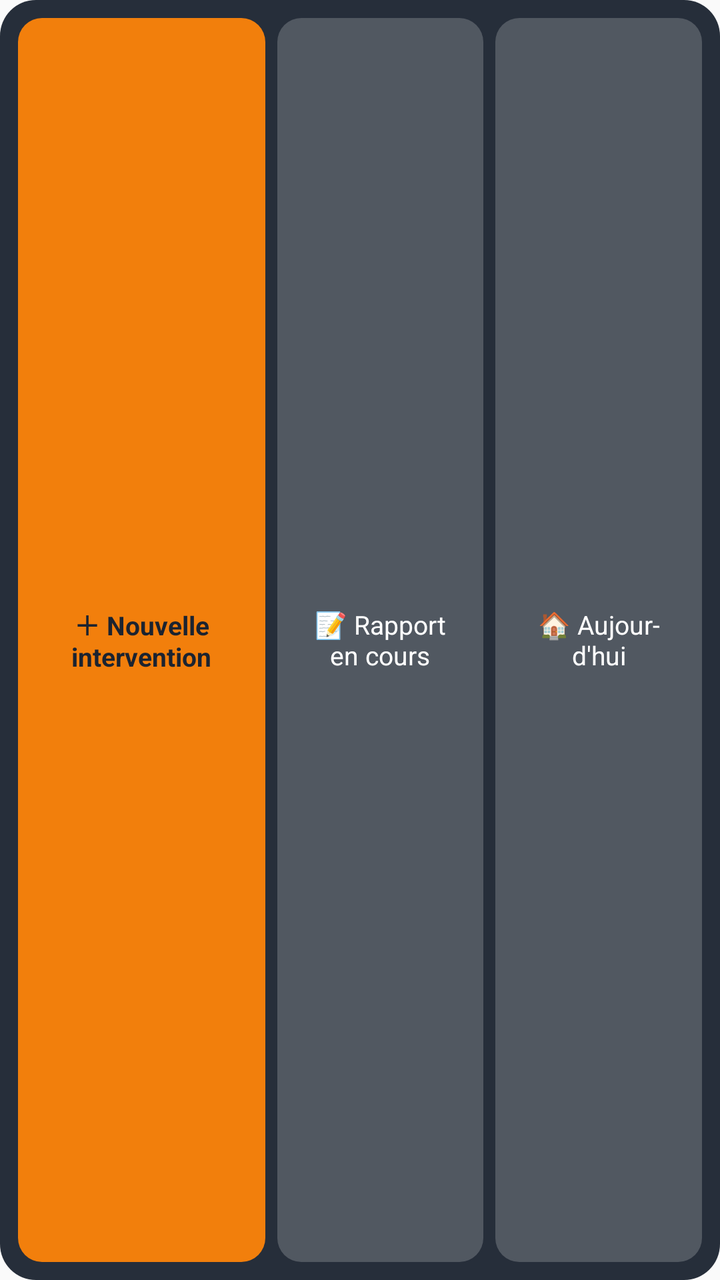
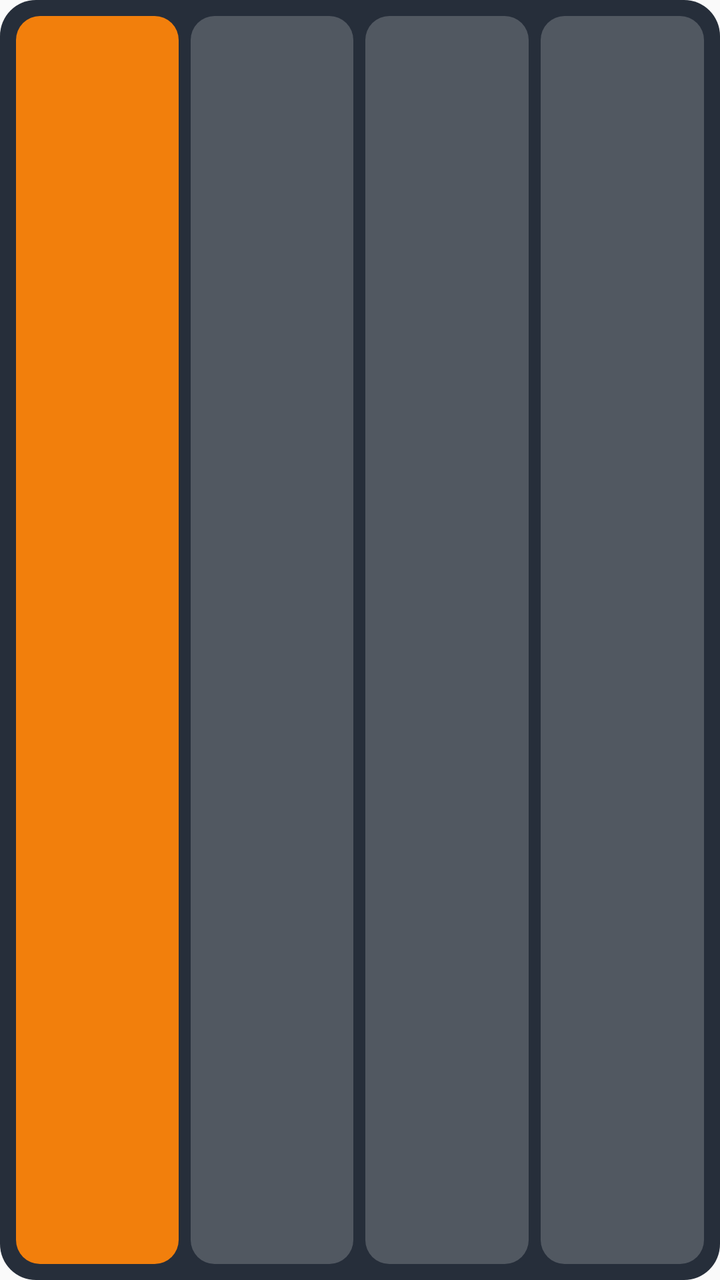

Before-and-after screenshots of an Android layout around one commit, followed by the original layout XML and the change that was made.
<!-- AndroidManifest.xml: application theme android:Theme.Material.Light.NoActionBar -->
<!-- res/layout/widget.xml -->
<?xml version="1.0" encoding="utf-8"?>
<LinearLayout xmlns:android="http://schemas.android.com/apk/res/android"
    android:layout_width="match_parent" android:layout_height="match_parent"
    android:orientation="horizontal" android:padding="6dp" android:background="@drawable/w_bg" android:gravity="center_vertical">
    <TextView android:id="@+id/w_new" android:layout_width="0dp" android:layout_height="match_parent" android:layout_weight="1.2"
        android:layout_margin="3dp" android:background="@drawable/w_btn" android:gravity="center" android:text="＋ Nouvelle\nintervention"
        android:textColor="#1B2330" android:textStyle="bold" android:textSize="13sp" />
    <TextView android:id="@+id/w_cur" android:layout_width="0dp" android:layout_height="match_parent" android:layout_weight="1"
        android:layout_margin="3dp" android:background="@drawable/w_btn2" android:gravity="center" android:text="📝 Rapport\nen cours"
        android:textColor="#FFFFFF" android:textSize="13sp" />
    <TextView android:id="@+id/w_today" android:layout_width="0dp" android:layout_height="match_parent" android:layout_weight="1"
        android:layout_margin="3dp" android:background="@drawable/w_btn2" android:gravity="center" android:text="🏠 Aujour-\nd'hui"
        android:textColor="#FFFFFF" android:textSize="13sp" />
</LinearLayout>
<!-- resources referenced by this layout -->
<resources>
  <!-- drawable w_bg (drawable) -->
  <?xml version="1.0" encoding="utf-8"?>
  <shape xmlns:android="http://schemas.android.com/apk/res/android" android:shape="rectangle">
      <solid android:color="#F21B2330" />
      <corners android:radius="18dp" />
  </shape>
  <!-- drawable w_btn (drawable) -->
  <?xml version="1.0" encoding="utf-8"?>
  <shape xmlns:android="http://schemas.android.com/apk/res/android" android:shape="rectangle">
      <solid android:color="#F27F0C" />
      <corners android:radius="12dp" />
  </shape>
  <!-- drawable w_btn2 (drawable) -->
  <?xml version="1.0" encoding="utf-8"?>
  <shape xmlns:android="http://schemas.android.com/apk/res/android" android:shape="rectangle">
      <solid android:color="#33FFFFFF" />
      <corners android:radius="12dp" />
  </shape>
</resources>

<!-- the commit's change to res/layout/widget.xml (unified diff, before → after) -->
@@ -1,14 +1,33 @@
 <?xml version="1.0" encoding="utf-8"?>
 <LinearLayout xmlns:android="http://schemas.android.com/apk/res/android"
     android:layout_width="match_parent" android:layout_height="match_parent"
-    android:orientation="horizontal" android:padding="6dp" android:background="@drawable/w_bg" android:gravity="center_vertical">
-    <TextView android:id="@+id/w_new" android:layout_width="0dp" android:layout_height="match_parent" android:layout_weight="1.2"
-        android:layout_margin="3dp" android:background="@drawable/w_btn" android:gravity="center" android:text="＋ Nouvelle\nintervention"
-        android:textColor="#1B2330" android:textStyle="bold" android:textSize="13sp" />
-    <TextView android:id="@+id/w_cur" android:layout_width="0dp" android:layout_height="match_parent" android:layout_weight="1"
-        android:layout_margin="3dp" android:background="@drawable/w_btn2" android:gravity="center" android:text="📝 Rapport\nen cours"
-        android:textColor="#FFFFFF" android:textSize="13sp" />
-    <TextView android:id="@+id/w_today" android:layout_width="0dp" android:layout_height="match_parent" android:layout_weight="1"
-        android:layout_margin="3dp" android:background="@drawable/w_btn2" android:gravity="center" android:text="🏠 Aujour-\nd'hui"
-        android:textColor="#FFFFFF" android:textSize="13sp" />
+    android:orientation="vertical" android:padding="5dp" android:background="@drawable/w_bg">
+    <LinearLayout android:id="@+id/w_r1" android:layout_width="match_parent" android:layout_height="0dp" android:layout_weight="1" android:orientation="horizontal">
+        <TextView android:id="@+id/w_0" android:layout_width="0dp" android:layout_height="match_parent" android:layout_weight="1"
+            android:layout_margin="3dp" android:background="@drawable/w_btn" android:gravity="center" android:padding="2dp"
+            android:textColor="#1B2330" android:textStyle="bold" android:textSize="12sp" android:maxLines="3" android:ellipsize="end" />
+        <TextView android:id="@+id/w_1" android:layout_width="0dp" android:layout_height="match_parent" android:layout_weight="1"
+            android:layout_margin="3dp" android:background="@drawable/w_btn2" android:gravity="center" android:padding="2dp"
+            android:textColor="#FFFFFF" android:textSize="12sp" android:maxLines="3" android:ellipsize="end" />
+        <TextView android:id="@+id/w_2" android:layout_width="0dp" android:layout_height="match_parent" android:layout_weight="1"
+            android:layout_margin="3dp" android:background="@drawable/w_btn2" android:gravity="center" android:padding="2dp"
+            android:textColor="#FFFFFF" android:textSize="12sp" android:maxLines="3" android:ellipsize="end" />
+        <TextView android:id="@+id/w_3" android:layout_width="0dp" android:layout_height="match_parent" android:layout_weight="1"
+            android:layout_margin="3dp" android:background="@drawable/w_btn2" android:gravity="center" android:padding="2dp"
+            android:textColor="#FFFFFF" android:textSize="12sp" android:maxLines="3" android:ellipsize="end" />
+    </LinearLayout>
+    <LinearLayout android:id="@+id/w_r2" android:layout_width="match_parent" android:layout_height="0dp" android:layout_weight="1" android:orientation="horizontal" android:visibility="gone">
+        <TextView android:id="@+id/w_4" android:layout_width="0dp" android:layout_height="match_parent" android:layout_weight="1"
+            android:layout_margin="3dp" android:background="@drawable/w_btn2" android:gravity="center" android:padding="2dp"
+            android:textColor="#FFFFFF" android:textSize="12sp" android:maxLines="3" android:ellipsize="end" />
+        <TextView android:id="@+id/w_5" android:layout_width="0dp" android:layout_height="match_parent" android:layout_weight="1"
+            android:layout_margin="3dp" android:background="@drawable/w_btn2" android:gravity="center" android:padding="2dp"
+            android:textColor="#FFFFFF" android:textSize="12sp" android:maxLines="3" android:ellipsize="end" />
+        <TextView android:id="@+id/w_6" android:layout_width="0dp" android:layout_height="match_parent" android:layout_weight="1"
+            android:layout_margin="3dp" android:background="@drawable/w_btn2" android:gravity="center" android:padding="2dp"
+            android:textColor="#FFFFFF" android:textSize="12sp" android:maxLines="3" android:ellipsize="end" />
+        <TextView android:id="@+id/w_7" android:layout_width="0dp" android:layout_height="match_parent" android:layout_weight="1"
+            android:layout_margin="3dp" android:background="@drawable/w_btn2" android:gravity="center" android:padding="2dp"
+            android:textColor="#FFFFFF" android:textSize="12sp" android:maxLines="3" android:ellipsize="end" />
+    </LinearLayout>
 </LinearLayout>
